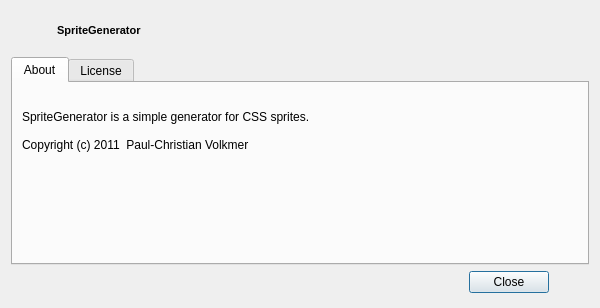
Before: the Qt Designer form src/ui/infoDialog.ui in pcvolkmer/spritegenerator, drawn with Qt 5.
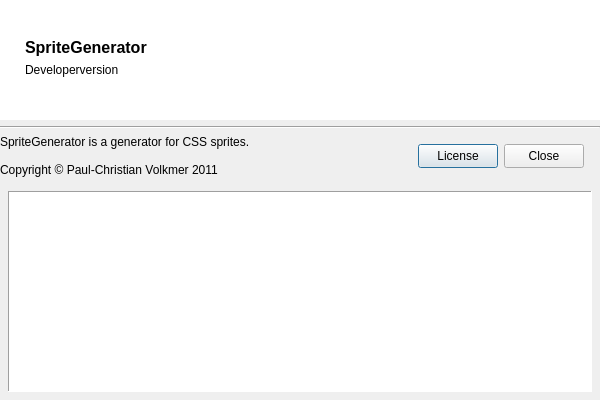
After: the same form once the commit is applied. Icons and pictures are not drawn.

Commit message: Changed info window and added build number for use with Jenkins build server.

What changed in the file:
```diff
--- a/src/ui/infoDialog.ui
+++ b/src/ui/infoDialog.ui
@@ -7,19 +7,25 @@
     <x>0</x>
     <y>0</y>
     <width>600</width>
-    <height>308</height>
+    <height>400</height>
    </rect>
   </property>
+  <property name="sizePolicy">
+   <sizepolicy hsizetype="Preferred" vsizetype="MinimumExpanding">
+    <horstretch>0</horstretch>
+    <verstretch>0</verstretch>
+   </sizepolicy>
+  </property>
   <property name="minimumSize">
    <size>
     <width>600</width>
-    <height>308</height>
+    <height>200</height>
    </size>
   </property>
   <property name="maximumSize">
    <size>
     <width>600</width>
-    <height>308</height>
+    <height>400</height>
    </size>
   </property>
   <property name="windowTitle">
@@ -32,187 +38,240 @@
    <bool>false</bool>
   </property>
   <layout class="QGridLayout" name="gridLayout_3">
+   <property name="margin">
+    <number>0</number>
+   </property>
    <item row="0" column="0">
-    <layout class="QHBoxLayout" name="horizontalLayout_3">
-     <item>
-      <widget class="QLabel" name="label_2">
-       <property name="minimumSize">
-        <size>
-         <width>40</width>
-         <height>40</height>
-        </size>
-       </property>
-       <property name="maximumSize">
-        <size>
-         <width>40</width>
-         <height>40</height>
-        </size>
-       </property>
-       <property name="text">
-        <string/>
-       </property>
-       <property name="pixmap">
-        <pixmap resource="../resources/resources.qrc">:/images/images/spritegenerator.svg</pixmap>
-       </property>
-       <property name="scaledContents">
-        <bool>true</bool>
-       </property>
-       <property name="margin">
-        <number>4</number>
-       </property>
-      </widget>
-     </item>
-     <item>
-      <widget class="QLabel" name="versionLabel">
-       <property name="font">
-        <font>
-         <weight>75</weight>
-         <bold>true</bold>
-        </font>
-       </property>
-       <property name="text">
-        <string>&lt;!DOCTYPE HTML PUBLIC &quot;-//W3C//DTD HTML 4.0//EN&quot; &quot;http://www.w3.org/TR/REC-html40/strict.dtd&quot;&gt;
-&lt;html&gt;&lt;head&gt;&lt;meta name=&quot;qrichtext&quot; content=&quot;1&quot; /&gt;&lt;style type=&quot;text/css&quot;&gt;
-p, li { white-space: pre-wrap; }
-&lt;/style&gt;&lt;/head&gt;&lt;body style=&quot; font-family:'Sans Serif'; font-size:8pt; font-weight:600; font-style:normal;&quot;&gt;
-&lt;p style=&quot; margin-top:0px; margin-bottom:0px; margin-left:0px; margin-right:0px; -qt-block-indent:0; text-indent:0px;&quot;&gt;SpriteGenerator&lt;/p&gt;&lt;/body&gt;&lt;/html&gt;</string>
-       </property>
-       <property name="margin">
-        <number>10</number>
-       </property>
-      </widget>
-     </item>
-    </layout>
-   </item>
-   <item row="1" column="0">
-    <widget class="QTabWidget" name="infoWidget">
-     <property name="currentIndex">
-      <number>0</number>
+    <widget class="QWidget" name="defaultWidget" native="true">
+     <property name="minimumSize">
+      <size>
+       <width>600</width>
+       <height>200</height>
+      </size>
      </property>
-     <widget class="QWidget" name="aboutTab">
-      <attribute name="title">
-       <string>About</string>
-      </attribute>
-      <layout class="QGridLayout" name="gridLayout_2">
-       <item row="0" column="0">
-        <widget class="QLabel" name="label">
-         <property name="text">
-          <string>SpriteGenerator is a simple generator for CSS sprites.
-
-Copyright (c) 2011  Paul-Christian Volkmer</string>
-         </property>
-         <property name="alignment">
-          <set>Qt::AlignLeading|Qt::AlignLeft|Qt::AlignVCenter</set>
-         </property>
-         <property name="margin">
-          <number>20</number>
-         </property>
-        </widget>
-       </item>
-       <item row="1" column="0">
-        <layout class="QHBoxLayout" name="horizontalLayout_2">
-         <property name="leftMargin">
-          <number>0</number>
-         </property>
-         <property name="topMargin">
-          <number>0</number>
-         </property>
-         <property name="rightMargin">
-          <number>24</number>
-         </property>
-         <item>
-          <spacer name="horizontalSpacer_3">
+     <property name="maximumSize">
+      <size>
+       <width>600</width>
+       <height>200</height>
+      </size>
+     </property>
+     <layout class="QGridLayout" name="gridLayout">
+      <property name="sizeConstraint">
+       <enum>QLayout::SetFixedSize</enum>
+      </property>
+      <property name="margin">
+       <number>0</number>
+      </property>
+      <item row="0" column="0">
+       <widget class="QWidget" name="widget" native="true">
+        <property name="sizePolicy">
+         <sizepolicy hsizetype="Fixed" vsizetype="Fixed">
+          <horstretch>0</horstretch>
+          <verstretch>0</verstretch>
+         </sizepolicy>
+        </property>
+        <property name="minimumSize">
+         <size>
+          <width>600</width>
+          <height>120</height>
+         </size>
+        </property>
+        <property name="maximumSize">
+         <size>
+          <width>600</width>
+          <height>120</height>
+         </size>
+        </property>
+        <property name="styleSheet">
+         <string notr="true">background-color: white;</string>
+        </property>
+        <layout class="QGridLayout" name="gridLayout_2">
+         <item row="0" column="0">
+          <spacer name="horizontalSpacer_2">
            <property name="orientation">
             <enum>Qt::Horizontal</enum>
            </property>
+           <property name="sizeType">
+            <enum>QSizePolicy::Fixed</enum>
+           </property>
            <property name="sizeHint" stdset="0">
             <size>
-             <width>40</width>
+             <width>16</width>
              <height>20</height>
             </size>
            </property>
           </spacer>
          </item>
-         <item>
-          <widget class="QLabel" name="licenseLabel">
+         <item row="0" column="1">
+          <layout class="QVBoxLayout" name="verticalLayout">
+           <item>
+            <widget class="QLabel" name="label">
+             <property name="styleSheet">
+              <string notr="true">font-size: 16px;
+font-weight: bold;</string>
+             </property>
+             <property name="text">
+              <string>SpriteGenerator</string>
+             </property>
+             <property name="alignment">
+              <set>Qt::AlignBottom|Qt::AlignLeading|Qt::AlignLeft</set>
+             </property>
+            </widget>
+           </item>
+           <item>
+            <widget class="QLabel" name="versionLabel">
+             <property name="styleSheet">
+              <string notr="true">font-size: 12px;</string>
+             </property>
+             <property name="text">
+              <string>Developerversion</string>
+             </property>
+             <property name="alignment">
+              <set>Qt::AlignLeading|Qt::AlignLeft|Qt::AlignTop</set>
+             </property>
+            </widget>
+           </item>
+          </layout>
+         </item>
+         <item row="0" column="2">
+          <widget class="QLabel" name="label_3">
+           <property name="styleSheet">
+            <string notr="true"/>
+           </property>
            <property name="text">
             <string/>
            </property>
            <property name="pixmap">
-            <pixmap resource="../resources/resources.qrc">:/images/images/gplv3-88x31.png</pixmap>
+            <pixmap resource="../resources/resources.qrc">:/images/images/spritegenerator.svg</pixmap>
+           </property>
+           <property name="alignment">
+            <set>Qt::AlignRight|Qt::AlignTrailing|Qt::AlignVCenter</set>
+           </property>
+           <property name="margin">
+            <number>32</number>
            </property>
           </widget>
          </item>
         </layout>
-       </item>
-      </layout>
-     </widget>
-     <widget class="QWidget" name="licenseTab">
-      <attribute name="title">
-       <string>License</string>
-      </attribute>
-      <layout class="QGridLayout" name="gridLayout">
-       <item row="0" column="0">
-        <widget class="QTextBrowser" name="licenseBrowser">
-         <property name="autoFormatting">
-          <set>QTextEdit::AutoNone</set>
-         </property>
-         <property name="lineWrapMode">
-          <enum>QTextEdit::NoWrap</enum>
-         </property>
-         <property name="acceptRichText">
-          <bool>true</bool>
-         </property>
-         <property name="textInteractionFlags">
-          <set>Qt::NoTextInteraction</set>
-         </property>
-        </widget>
-       </item>
-      </layout>
-     </widget>
+       </widget>
+      </item>
+      <item row="2" column="0">
+       <layout class="QHBoxLayout" name="horizontalLayout_2">
+        <property name="sizeConstraint">
+         <enum>QLayout::SetFixedSize</enum>
+        </property>
+        <item>
+         <widget class="QLabel" name="label_2">
+          <property name="text">
+           <string>SpriteGenerator is a generator for CSS sprites.
+
+Copyright © Paul-Christian Volkmer 2011</string>
+          </property>
+          <property name="textFormat">
+           <enum>Qt::PlainText</enum>
+          </property>
+          <property name="margin">
+           <number>16</number>
+          </property>
+         </widget>
+        </item>
+        <item>
+         <spacer name="horizontalSpacer">
+          <property name="orientation">
+           <enum>Qt::Horizontal</enum>
+          </property>
+          <property name="sizeHint" stdset="0">
+           <size>
+            <width>40</width>
+            <height>20</height>
+           </size>
+          </property>
+         </spacer>
+        </item>
+        <item>
+         <layout class="QHBoxLayout" name="horizontalLayout">
+          <property name="rightMargin">
+           <number>16</number>
+          </property>
+          <item>
+           <widget class="QPushButton" name="licenseButton">
+            <property name="minimumSize">
+             <size>
+              <width>64</width>
+              <height>24</height>
+             </size>
+            </property>
+            <property name="text">
+             <string>License</string>
+            </property>
+            <property name="checkable">
+             <bool>true</bool>
+            </property>
+           </widget>
+          </item>
+          <item>
+           <widget class="QPushButton" name="closeButton">
+            <property name="minimumSize">
+             <size>
+              <width>64</width>
+              <height>24</height>
+             </size>
+            </property>
+            <property name="text">
+             <string>Close</string>
+            </property>
+           </widget>
+          </item>
+         </layout>
+        </item>
+       </layout>
+      </item>
+      <item row="1" column="0">
+       <widget class="Line" name="line">
+        <property name="orientation">
+         <enum>Qt::Horizontal</enum>
+        </property>
+       </widget>
+      </item>
+     </layout>
     </widget>
    </item>
-   <item row="2" column="0">
-    <layout class="QHBoxLayout" name="horizontalLayout">
-     <property name="bottomMargin">
-      <number>4</number>
+   <item row="1" column="0">
+    <layout class="QHBoxLayout" name="horizontalLayout_3">
+     <property name="margin">
+      <number>8</number>
      </property>
      <item>
-      <spacer name="horizontalSpacer">
-       <property name="orientation">
-        <enum>Qt::Horizontal</enum>
+      <widget class="QTextEdit" name="licenseBrowser">
+       <property name="minimumSize">
+        <size>
+         <width>0</width>
+         <height>174</height>
+        </size>
        </property>
-       <property name="sizeHint" stdset="0">
+       <property name="maximumSize">
         <size>
-         <width>40</width>
-         <height>20</height>
+         <width>16777215</width>
+         <height>16777215</height>
         </size>
        </property>
-      </spacer>
-     </item>
-     <item>
-      <widget class="QPushButton" name="closeButton">
-       <property name="text">
-        <string>Close</string>
+       <property name="acceptDrops">
+        <bool>false</bool>
+       </property>
+       <property name="frameShape">
+        <enum>QFrame::Panel</enum>
+       </property>
+       <property name="frameShadow">
+        <enum>QFrame::Sunken</enum>
+       </property>
+       <property name="readOnly">
+        <bool>true</bool>
+       </property>
+       <property name="textInteractionFlags">
+        <set>Qt::NoTextInteraction</set>
        </property>
       </widget>
      </item>
-     <item>
-      <spacer name="horizontalSpacer_2">
-       <property name="orientation">
-        <enum>Qt::Horizontal</enum>
-       </property>
-       <property name="sizeType">
-        <enum>QSizePolicy::Fixed</enum>
-       </property>
-       <property name="sizeHint" stdset="0">
-        <size>
-         <width>40</width>
-         <height>20</height>
-        </size>
-       </property>
-      </spacer>
-     </item>
     </layout>
    </item>
   </layout>
```
Left out of the diff: 5 changed lines with no effect on the pictures. The commit also changes 5 other files.
